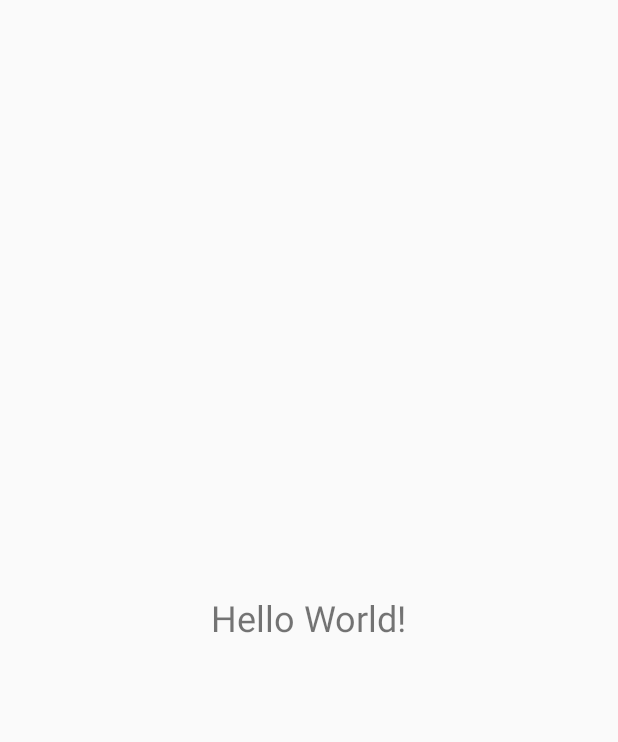
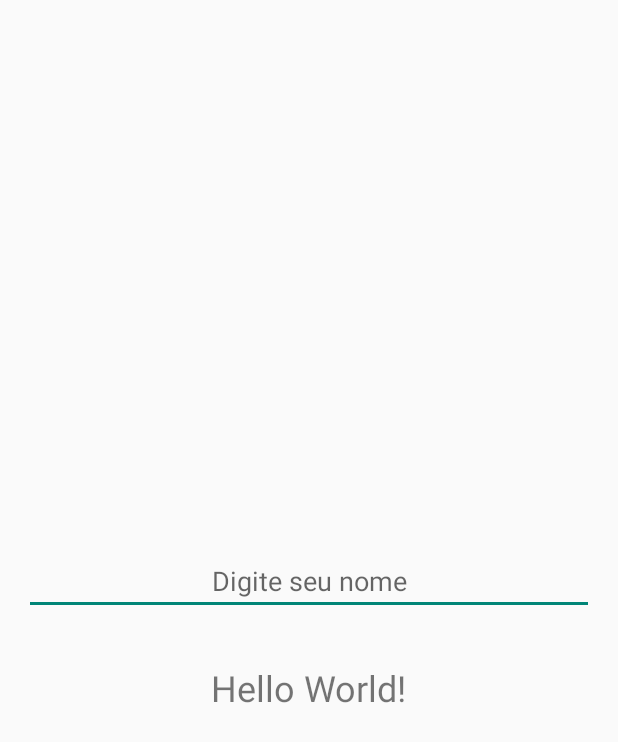
Before and after one commit to jamilligioielli/fiap-3sis-exercicios-em-aula, an Android app built with Jetpack Compose: the screen it shows after launch (MainActivity), on a phone screen of 412 x 824 dp. Shown: the top 742 px of the screen. Run offline under Robolectric (Android 15) with nearby library versions, the phone set to English and light mode, and no system bars.

Commit message:
finish Android_helloworld fase 2

```diff
--- a/android-kotlin-developer/FirstAppp/app/src/main/java/jamilligioielli/com/github/firstappp/MainActivity.kt
+++ b/android-kotlin-developer/FirstAppp/app/src/main/java/jamilligioielli/com/github/firstappp/MainActivity.kt
@@ -1,6 +1,9 @@
 package jamilligioielli.com.github.firstappp
 
 import android.os.Bundle
+import android.view.inputmethod.EditorInfo
+import android.widget.EditText
+import android.widget.TextView
 import androidx.activity.ComponentActivity
 import androidx.activity.compose.setContent
 import androidx.compose.foundation.layout.fillMaxSize
@@ -17,5 +20,25 @@ class MainActivity : ComponentActivity() {
         super.onCreate(savedInstanceState)
 
         setContentView(R.layout.activity_main)
+
+        // Referências para os componentes do layout
+        val etName = findViewById<EditText>(R.id.etName)
+        val tvHelloMessage = findViewById<TextView>(R.id.tvHelloMessage)
+
+        // Listener para quando o usuário pressiona Enter (actionDone)
+        etName.setOnEditorActionListener { textView, actionId, _ ->
+            if (actionId == EditorInfo.IME_ACTION_DONE) {
+                val name = textView.text.toString().trim()
+                // Verifica se o nome foi digitado
+                if (name.isNotEmpty()) {
+                    tvHelloMessage.text = "Hello World, $name!"
+                } else {
+                    tvHelloMessage.text = "Hello World!"
+                }
+                true // Indica que consumimos o evento
+            } else {
+                false
+            }
+        }
     }
 }
--- a/android-kotlin-developer/FirstAppp/app/src/main/res/layout/activity_main.xml
+++ b/android-kotlin-developer/FirstAppp/app/src/main/res/layout/activity_main.xml
@@ -1,16 +1,30 @@
 <?xml version="1.0" encoding="utf-8"?>
-<LinearLayout xmlns:android="http://schemas.android.com/apk/res/android"
+<LinearLayout
+    xmlns:android="http://schemas.android.com/apk/res/android"
     xmlns:tools="http://schemas.android.com/tools"
-    android:orientation="vertical"
     android:layout_width="match_parent"
     android:layout_height="match_parent"
     android:gravity="center"
+    android:orientation="vertical"
     tools:context=".MainActivity">
 
+    <!-- Campo de texto para o usuário digitar o nome -->
+    <EditText
+        android:id="@+id/etName"
+        android:layout_width="match_parent"
+        android:layout_height="wrap_content"
+        android:hint="Digite seu nome"
+        android:imeOptions="actionDone"
+        android:inputType="textPersonName"
+        android:gravity="center"
+        android:layout_margin="16dp" />
+
+    <!-- Texto que exibirá o Hello World, incrementado com o nome -->
     <TextView
-        android:id="@+id/textViewHello"
+        android:id="@+id/tvHelloMessage"
         android:layout_width="wrap_content"
         android:layout_height="wrap_content"
         android:text="Hello World!"
-        android:textSize="24sp" />
+        android:textSize="24sp"
+        android:layout_marginTop="16dp" />
 </LinearLayout>
```
